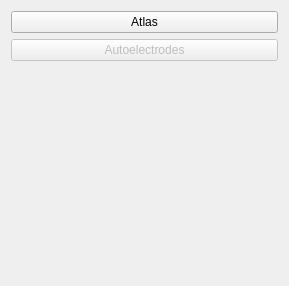
Qt form Autoelectrodes/Resources/UI/Autoelectrodes.ui (justomont/SlicerSEEGRecon) before a commit.
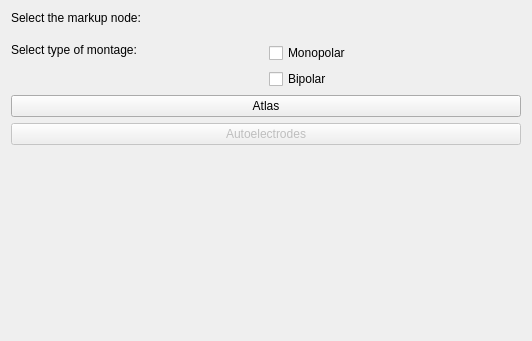
The same form after that commit. Custom widgets are drawn as their Qt base class.

What changed in the file:
```diff
--- a/Autoelectrodes/Resources/UI/Autoelectrodes.ui
+++ b/Autoelectrodes/Resources/UI/Autoelectrodes.ui
@@ -6,11 +6,66 @@
    <rect>
     <x>0</x>
     <y>0</y>
-    <width>289</width>
-    <height>286</height>
+    <width>532</width>
+    <height>341</height>
    </rect>
   </property>
   <layout class="QVBoxLayout" name="verticalLayout">
+   <item>
+    <widget class="QLabel" name="label_2">
+     <property name="text">
+      <string>Select the markup node:</string>
+     </property>
+    </widget>
+   </item>
+   <item>
+    <widget class="qMRMLSegmentSelectorWidget" name="SegmentSelectorWidget">
+     <property name="enabled">
+      <bool>true</bool>
+     </property>
+     <property name="acceptDrops">
+      <bool>false</bool>
+     </property>
+     <property name="toolTip">
+      <string>&lt;html&gt;&lt;head/&gt;&lt;body&gt;&lt;p&gt;&lt;br/&gt;&lt;/p&gt;&lt;/body&gt;&lt;/html&gt;</string>
+     </property>
+     <property name="editEnabled">
+      <bool>false</bool>
+     </property>
+    </widget>
+   </item>
+   <item>
+    <widget class="ctkDynamicSpacer" name="DynamicSpacer"/>
+   </item>
+   <item>
+    <layout class="QHBoxLayout" name="horizontalLayout">
+     <item alignment="Qt::AlignTop">
+      <widget class="QLabel" name="label">
+       <property name="text">
+        <string>Select type of montage:</string>
+       </property>
+      </widget>
+     </item>
+     <item>
+      <layout class="QVBoxLayout" name="verticalLayout_2">
+       <item alignment="Qt::AlignLeft|Qt::AlignTop">
+        <widget class="QCheckBox" name="checkBox">
+         <property name="text">
+          <string>Monopolar</string>
+         </property>
+        </widget>
+       </item>
+       <item alignment="Qt::AlignLeft|Qt::AlignTop">
+        <widget class="QCheckBox" name="checkBox_2">
+         <property name="text">
+          <string>Bipolar</string>
+         </property>
+        </widget>
+       </item>
+      </layout>
+     </item>
+    </layout>
+   </item>
    <item>
     <widget class="QPushButton" name="pushButton">
      <property name="text">
@@ -47,12 +102,22 @@
   </layout>
  </widget>
  <customwidgets>
+  <customwidget>
+   <class>ctkDynamicSpacer</class>
+   <extends>QWidget</extends>
+   <header>ctkDynamicSpacer.h</header>
+  </customwidget>
   <customwidget>
    <class>qMRMLWidget</class>
    <extends>QWidget</extends>
    <header>qMRMLWidget.h</header>
    <container>1</container>
   </customwidget>
+  <customwidget>
+   <class>qMRMLSegmentSelectorWidget</class>
+   <extends>qMRMLWidget</extends>
+   <header>qMRMLSegmentSelectorWidget.h</header>
+  </customwidget>
  </customwidgets>
  <resources/>
  <connections/>
```
